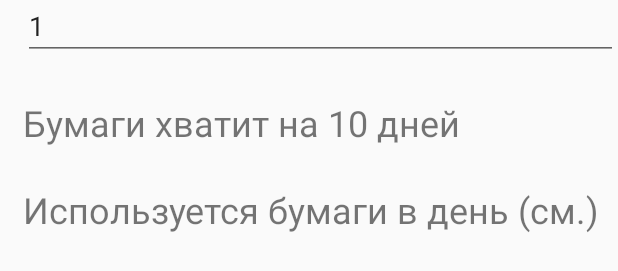
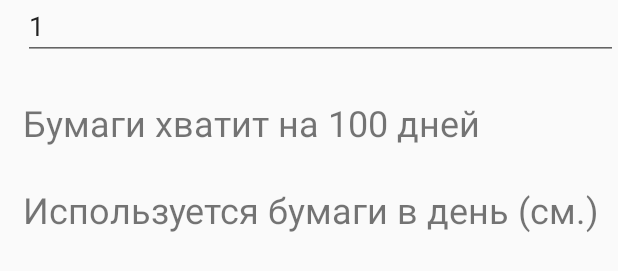
Before and after one commit to x913/ToiletPaperCalculator, an Android app: the layout activity_main.xml on its own in the app's theme, with its tools: preview values and no code run, on a phone screen of 412 x 824 dp. Shown: the part 212-483 px from the top of the screen. Run offline under Robolectric (Android 15) with nearby library versions, the phone set to English and light mode, and no system bars.

```diff
--- a/app/src/main/res/layout/activity_main.xml
+++ b/app/src/main/res/layout/activity_main.xml
@@ -53,7 +53,7 @@
         android:layout_marginTop="25dp"
         android:layout_marginLeft="15dp"
         android:textSize="24sp"
-        android:text="Бумаги хватит на 10 дней" />
+        android:text="Бумаги хватит на 100 дней" />
 
 
     <LinearLayout
```
